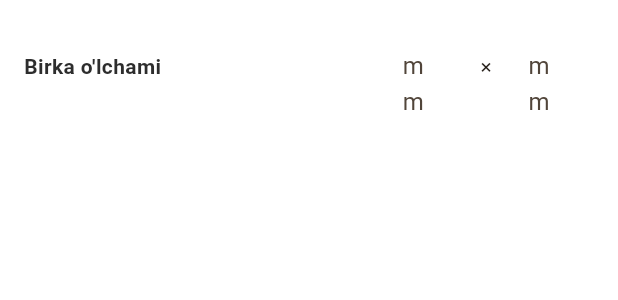
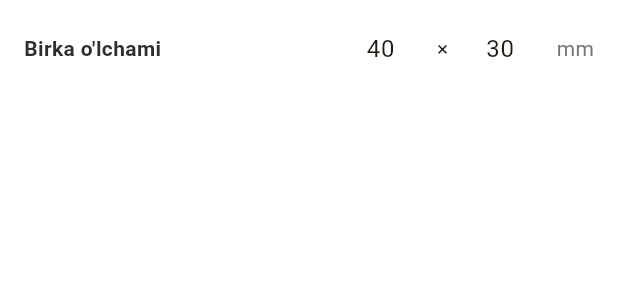
Before and after one commit to R94546/Basic-Store, a Flutter app: the _LabelSizeEditor widget shown alone on an empty page, opened directly, on a phone screen of 412 x 824 dp. Shown: the top 300 px of the screen. Run offline on Flutter 3.47's test engine with Material 3 defaults, Android fonts, the phone set to English and light mode, and no system bars; our stand-ins replace cached_network_image, cloud_firestore, file_picker, firebase_auth, firebase_core, firebase_storage and 9 more; missing offline and left inert: dart:js_interop; accounts and stored records are empty; Roboto replaces fonts that are missing (Poppins).

Commit message:
printer: birka o'lchami maydoni ko'rinishi + / ajratkich + PDF sahifa o'lchami
- _LabelSizeEditor maydonlari kengaytirildi, mm tashqariga (raqam endi ko'rinadi)
- size/color ajratkich • (tofu/qora kvadrat) -> /
- directPrintPdf usePrinterSettings olib tashlandi: aynan 40x30 PDF sahifa
  bo'yicha bosadi (bo'sh birka feed'ini kamaytirish uchun)

Co-Authored-By: Claude Opus 4.8 <noreply@anthropic.com>

```diff
--- a/admin_app2/lib/screens/settings/settings_screen.dart
+++ b/admin_app2/lib/screens/settings/settings_screen.dart
@@ -985,14 +985,13 @@ class _LabelSizeEditorState extends State<_LabelSizeEditor> {
             ),
           ),
           SizedBox(
-            width: 60,
+            width: 56,
             child: TextField(
               controller: _w,
               textAlign: TextAlign.center,
               keyboardType: TextInputType.number,
               inputFormatters: [FilteringTextInputFormatter.digitsOnly],
-              decoration: const InputDecoration(
-                  isDense: true, suffixText: 'mm'),
+              decoration: const InputDecoration(isDense: true),
               onChanged: (_) => _save(),
             ),
           ),
@@ -1001,16 +1000,19 @@ class _LabelSizeEditorState extends State<_LabelSizeEditor> {
             child: Text('×'),
           ),
           SizedBox(
-            width: 60,
+            width: 56,
             child: TextField(
               controller: _h,
               textAlign: TextAlign.center,
               keyboardType: TextInputType.number,
               inputFormatters: [FilteringTextInputFormatter.digitsOnly],
-              decoration: const InputDecoration(
-                  isDense: true, suffixText: 'mm'),
+              decoration: const InputDecoration(isDense: true),
               onChanged: (_) => _save(),
             ),
+          ),
+          const Padding(
+            padding: EdgeInsets.only(left: 8),
+            child: Text('mm', style: TextStyle(color: AppTheme.textSecondary)),
           ),
         ],
       ),
--- a/admin_app2/lib/services/printer_service.dart
+++ b/admin_app2/lib/services/printer_service.dart
@@ -84,7 +84,7 @@ class PrinterService {
 
       final sub = [size, color]
           .where((e) => e != null && e.trim().isNotEmpty)
-          .join(' • ');
+          .join(' / ');
 
       for (int i = 0; i < copies; i++) {
         pdf.addPage(
@@ -154,7 +154,6 @@ class PrinterService {
       await Printing.directPrintPdf(
         printer: _selectedPrinter!,
         onLayout: (_) => bytes,
-        usePrinterSettings: true,
       );
 
       return true;
```
